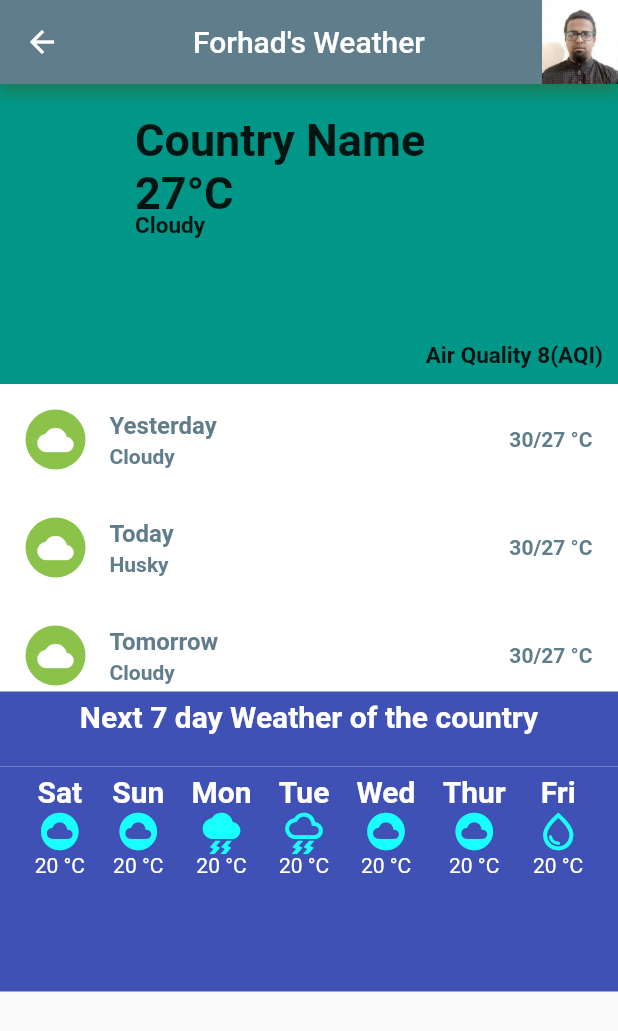
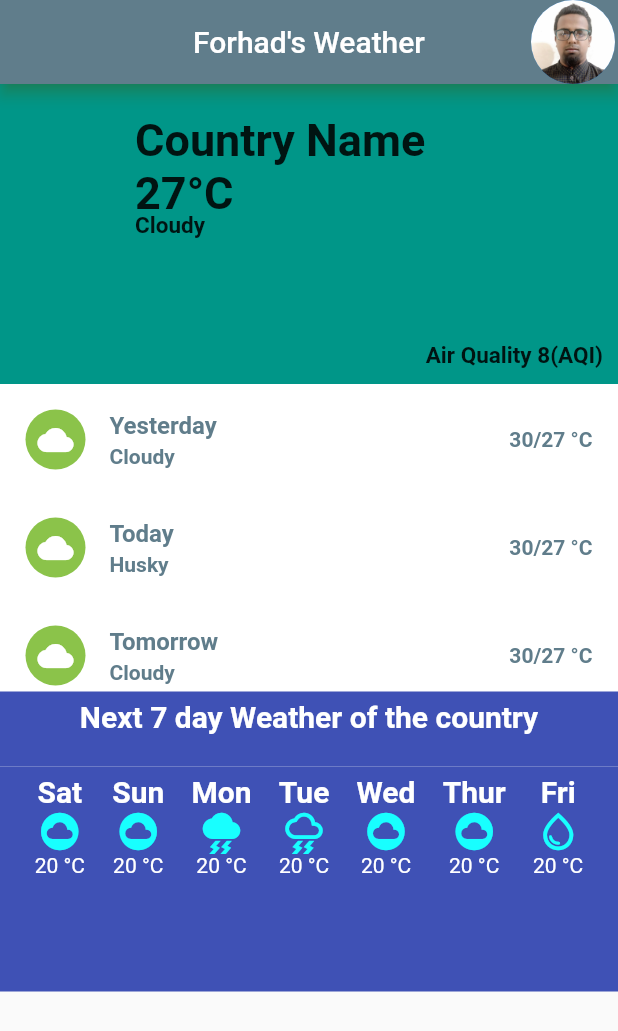
Before and after one commit to ForhadIsrafil/forhad-weather-app-by-flutter, a Flutter app: the WeatherDetails screen opened directly, on a phone screen of 412 x 824 dp. Shown: the top 1031 px of the screen. Run offline on Flutter 3.47's test engine with Material 2 defaults, Android fonts, the phone set to English and light mode, and no system bars.

Commit message:
image circle

```diff
--- a/lib/main.dart
+++ b/lib/main.dart
@@ -1,6 +1,6 @@
 import 'package:flutter/material.dart';
 import 'package:if_weather/home.dart';
-import 'package:if_weather/weatherDetails.dart';
+import 'weatherDetails.dart';
 import 'home.dart';
 
 // void main() {
@@ -17,7 +17,7 @@ class MyApp extends StatelessWidget {
     return const MaterialApp(
       debugShowCheckedModeBanner: false,
       // title: 'iF Weather',
-      home: Home(),
+      home: WeatherDetails(),
     );
   }
 }
--- a/lib/utils/bar.dart
+++ b/lib/utils/bar.dart
@@ -6,10 +6,11 @@ AppBar myBar() {
     title: const Text("Forhad's Weather"),
     centerTitle: true,
     actions: const [
-      Image(
-        image: AssetImage("images/forhad.png"),
-        alignment: Alignment.center,
-        fit: BoxFit.contain,
+      CircleAvatar(
+        foregroundImage: AssetImage("images/forhad.png"),
+        maxRadius: 30.0,
+        // alignment: Alignment.center,
+        // fit: BoxFit.contain,
       ),
     ],
     shadowColor: Colors.green,
```
Also changed, not shown: lib/weatherDetails.dart (+46 -9 lines).
